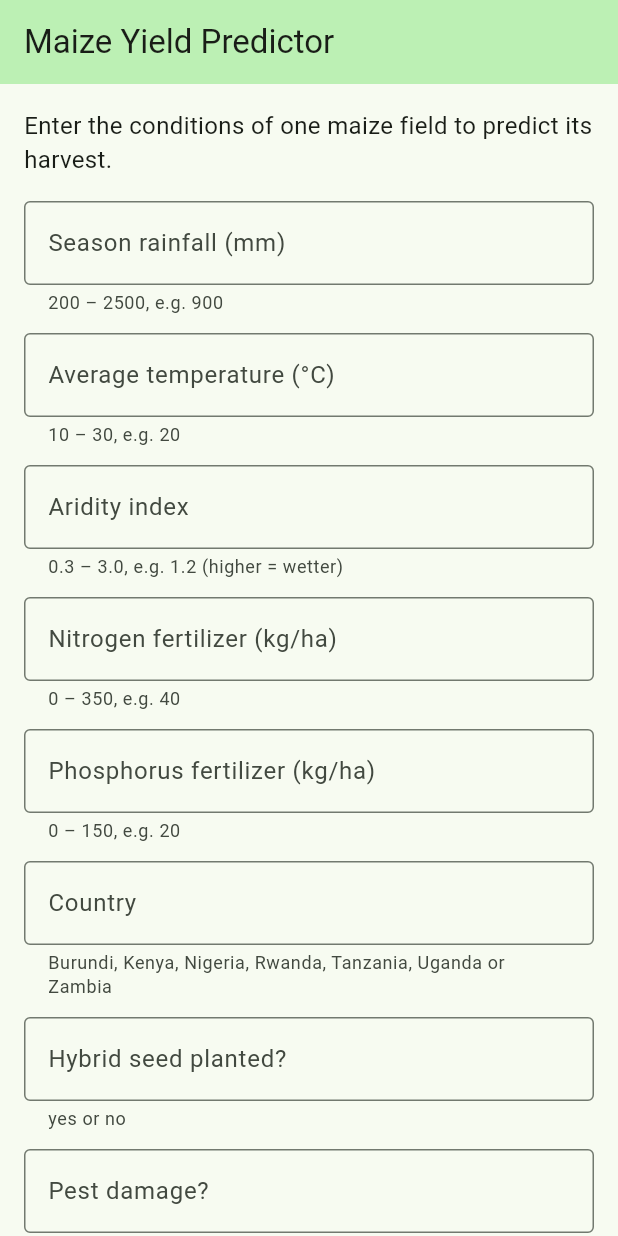
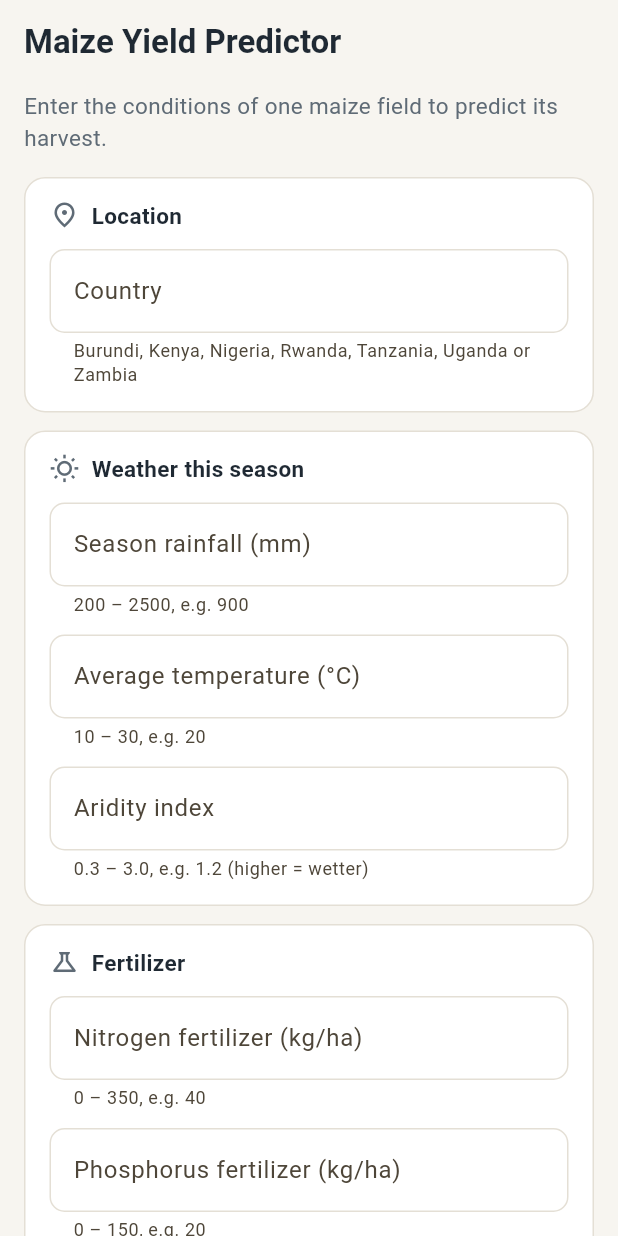
Before and after one commit to lilianeuwase2/linear_regression_model, a Flutter app: the screen it shows after launch, on a phone screen of 412 x 824 dp. Run offline on Flutter 3.47's test engine with Material 3 defaults, Android fonts, the phone set to English and light mode, and no system bars.

Commit message:
changed the prediction page colours

```diff
--- a/summative/FlutterApp/lib/main.dart
+++ b/summative/FlutterApp/lib/main.dart
@@ -1,12 +1,24 @@
 import 'dart:async';
 import 'dart:convert';
 
-import 'package:material_ui/material_ui.dart';
+import 'package:flutter/material.dart';
 import 'package:http/http.dart' as http;
 
 /// Address of my deployed API.
 const String apiUrl = 'https://maize-yield-api-j1gx.onrender.com/predict';
 
+/// The app's colours, kept in one place.
+/// Mostly neutral colours, with maize gold used only as a small highlight.
+const Color ink = Color(0xFF1F2933); // dark slate: titles, text and the Predict button
+const Color muted = Color(0xFF5F6B76); // grey: hints and small text
+const Color paper = Color(0xFFF7F5F0); // warm off-white: the page background
+const Color line = Color(0xFFE4DFD5); // light border around cards and fields
+const Color maize = Color(0xFFE0A100); // maize gold: the one accent colour
+const Color maizeLight = Color(0xFFFFF4D6); // pale gold: background of the result
+const Color errorRed = Color(0xFFB42318); // error text and icon
+const Color errorLight = Color(0xFFFDECEA); // background of an error
+
+///starting the app
 void main() {
   runApp(const MaizeYieldApp());
 }
@@ -19,38 +31,62 @@ class MaizeYieldApp extends StatelessWidget {
     return MaterialApp(
       title: 'Maize Yield Predictor',
       debugShowCheckedModeBanner: false,
-      theme: ThemeData(colorSchemeSeed: Colors.green, useMaterial3: true),
+      theme: ThemeData(
+        useMaterial3: true,
+        // primary is used by the Predict button, the focused field border and the cursor
+        colorScheme: ColorScheme.fromSeed(seedColor: maize).copyWith(
+          primary: ink,
+          onPrimary: Colors.white,
+          error: errorRed,
+        ),
+        scaffoldBackgroundColor: paper,
+      ),
       home: const PredictionPage(),
     );
   }
 }
 
-/// A single input field: its name, label, hint and whether it must be a number.
+/// describing the 10 input fields for the maize yield prediction.
+/// A single input field: its name, label, hint, the card it is shown in,
+/// and whether it must be a number.
 class InputSpec {
-  const InputSpec(this.key, this.label, this.hint, {this.isNumber = true});
+  const InputSpec(this.key, this.label, this.hint, this.section, {this.isNumber = true});
 
   final String key;
   final String label;
   final String hint;
+  final String section;
   final bool isNumber;
 }
 
-/// The 10 inputs, in the same order and with the same names as the API.
+/// The cards on the page, in the order they are shown, each with its icon.
+const Map<String, IconData> sections = {
+  'Location': Icons.place_outlined,
+  'Weather this season': Icons.wb_sunny_outlined,
+  'Fertilizer': Icons.science_outlined,
+  'Seed and damage': Icons.grass_outlined,
+};
+
+/// The 10 inputs, with the same names as the API.
 const List<InputSpec> inputs = [
-  InputSpec('rainfall_mm', 'Season rainfall (mm)', '200 – 2500, e.g. 900'),
-  InputSpec('avg_temp_c', 'Average temperature (°C)', '10 – 30, e.g. 20'),
-  InputSpec('aridity_index', 'Aridity index', '0.3 – 3.0, e.g. 1.2 (higher = wetter)'),
-  InputSpec('nitrogen_kg_ha', 'Nitrogen fertilizer (kg/ha)', '0 – 350, e.g. 40'),
-  InputSpec('phosphorus_kg_ha', 'Phosphorus fertilizer (kg/ha)', '0 – 150, e.g. 20'),
   InputSpec('country', 'Country', 'Burundi, Kenya, Nigeria, Rwanda, Tanzania, Uganda or Zambia',
+      'Location', isNumber: false),
+  InputSpec('rainfall_mm', 'Season rainfall (mm)', '200 – 2500, e.g. 900', 'Weather this season'),
+  InputSpec('avg_temp_c', 'Average temperature (°C)', '10 – 30, e.g. 20', 'Weather this season'),
+  InputSpec('aridity_index', 'Aridity index', '0.3 – 3.0, e.g. 1.2 (higher = wetter)',
+      'Weather this season'),
+  InputSpec('nitrogen_kg_ha', 'Nitrogen fertilizer (kg/ha)', '0 – 350, e.g. 40', 'Fertilizer'),
+  InputSpec('phosphorus_kg_ha', 'Phosphorus fertilizer (kg/ha)', '0 – 150, e.g. 20', 'Fertilizer'),
+  InputSpec('fertilizer_in_hole', 'Fertilizer put in the planting hole?', 'yes or no',
+      'Fertilizer', isNumber: false),
+  InputSpec('hybrid_seed', 'Hybrid seed planted?', 'yes or no', 'Seed and damage',
       isNumber: false),
-  InputSpec('hybrid_seed', 'Hybrid seed planted?', 'yes or no', isNumber: false),
-  InputSpec('pest_damage', 'Pest damage?', 'yes or no', isNumber: false),
-  InputSpec('excess_water', 'Damage from too much rain?', 'yes or no', isNumber: false),
-  InputSpec('fertilizer_in_hole', 'Fertilizer put in the planting hole?', 'yes or no',
+  InputSpec('pest_damage', 'Pest damage?', 'yes or no', 'Seed and damage', isNumber: false),
+  InputSpec('excess_water', 'Damage from too much rain?', 'yes or no', 'Seed and damage',
       isNumber: false),
 ];
 
+///the page and its state
 class PredictionPage extends StatefulWidget {
   const PredictionPage({super.key});
 
@@ -65,8 +101,8 @@ class _PredictionPageState extends State<PredictionPage> {
   };
 
   bool _loading = false;
-  String? _result;
-  bool _isError = false;
+  String? _error; // a readable error message, or null
+  double? _yieldPerHa; // tonnes per hectare returned by the API, or null
 
   @override
   void dispose() {
@@ -76,8 +112,7 @@ class _PredictionPageState extends State<PredictionPage> {
     super.dispose();
   }
 
-  /// Reads the 10 text fields and builds the request body
-  ///
+  /// Reading the fields and checking for missing or invalid values.
   /// Missing values and numbers that are not numbers are added to [problems]
   Map<String, dynamic> _readInputs(List<String> problems) {
     final body = <String, dynamic>{};
@@ -102,14 +137,14 @@ class _PredictionPageState extends State<PredictionPage> {
     return body;
   }
 
-  /// Sends the inputs to the API and shows the prediction or an error
+  ///calling the API to get the prediction
   Future<void> _predict() async {
     FocusScope.of(context).unfocus(); // close the keyboard
 
     final problems = <String>[];
     final body = _readInputs(problems);
     if (problems.isNotEmpty) {
-      _show(problems.join('\n'), isError: true);
+      _showError(problems.join('\n'));
       return;
     }
 
@@ -125,94 +160,91 @@ class _PredictionPageState extends State<PredictionPage> {
 
       if (response.statusCode == 200) {
         final data = jsonDecode(response.body);
-        final tonnes = (data['predicted_yield_t_ha'] as num).toStringAsFixed(2);
-        final kg = (data['predicted_yield_kg_ha'] as num).round();
-        _show('Predicted maize yield:\n$tonnes tonnes per hectare\n(about $kg kg per hectare)',
-            isError: false);
+        _showResult((data['predicted_yield_t_ha'] as num).toDouble());
       } else if (response.statusCode == 422) {
         // The API returns a list of validation errors in the "detail" field of the JSON response.
-        _show(_readableApiErrors(jsonDecode(response.body)['detail']), isError: true);
+        _showError(_readableApiErrors(jsonDecode(response.body)['detail']));
       } else {
-        _show('The server returned an error (${response.statusCode}). Please try again.',
-            isError: true);
+        _showError('The server returned an error (${response.statusCode}). Please try again.');
       }
     } on TimeoutException {
-      _show('The server took too long to answer. It may be waking up: please tap Predict again.',
-          isError: true);
+      _showError('The server took too long to answer. It may be waking up: please tap Predict again.');
     } catch (e) {
-      _show('Could not reach the server. Check your internet connection and try again.',
-          isError: true);
+      _showError('Could not reach the server. Check your internet connection and try again.');
     } finally {
       if (mounted) setState(() => _loading = false);
     }
   }
 
-  /// Turns the API's validation errors (status 422) into readable sentences.
+  /// Turning API errors into readable messages
   String _readableApiErrors(dynamic detail) {
     if (detail is! List) return 'Some values are not valid. Please check your inputs.';
     final lines = <String>[];
     for (final error in detail) {
       final key = (error['loc'] as List).last.toString();
       final label = inputs
-          .firstWhere((input) => input.key == key, orElse: () => InputSpec(key, key, ''))
+          .firstWhere((input) => input.key == key, orElse: () => InputSpec(key, key, '', ''))
           .label;
       lines.add('$label: ${error['msg']}.');
     }
     return lines.join('\n');
   }
 
-  void _show(String message, {required bool isError}) {
+  void _showResult(double yieldPerHa) {
     if (!mounted) return;
     setState(() {
-      _result = message;
-      _isError = isError;
+      _yieldPerHa = yieldPerHa;
+      _error = null;
     });
   }
 
+  void _showError(String message) {
+    if (!mounted) return;
+    setState(() {
+      _error = message;
+      _yieldPerHa = null;
+    });
+  }
+
+  /// the layout of the page: the cards of text fields, the Predict button, and the result area.
   @override
   Widget build(BuildContext context) {
-    final colors = Theme.of(context).colorScheme;
     return Scaffold(
       appBar: AppBar(
-        title: const Text('Maize Yield Predictor'),
-        backgroundColor: colors.primaryContainer,
+        title: const Text('Maize Yield Predictor', style: TextStyle(fontWeight: FontWeight.w600)),
+        backgroundColor: paper,
+        foregroundColor: ink,
+        surfaceTintColor: Colors.transparent, // stops the bar changing colour when you scroll
       ),
       body: SafeArea(
         child: SingleChildScrollView(
-          padding: const EdgeInsets.all(16),
+          padding: const EdgeInsets.fromLTRB(16, 4, 16, 24),
           child: Column(
             crossAxisAlignment: CrossAxisAlignment.stretch,
             children: [
               const Text(
                 'Enter the conditions of one maize field to predict its harvest.',
-                style: TextStyle(fontSize: 16),
+                style: TextStyle(fontSize: 15, color: muted),
               ),
               const SizedBox(height: 16),
-              // One labelled text field per input variable (10 in total)
-              for (final input in inputs) ...[
-                TextField(
-                  controller: _controllers[input.key],
-                  keyboardType: input.isNumber
-                      ? const TextInputType.numberWithOptions(decimal: true)
-                      : TextInputType.text,
-                  textInputAction: TextInputAction.next,
-                  decoration: InputDecoration(
-                    labelText: input.label,
-                    helperText: input.hint,
-                    helperMaxLines: 2,
-                    border: const OutlineInputBorder(),
-                  ),
-                ),
-                const SizedBox(height: 12),
-              ],
+              // One card per section; inside it, one labelled text field per input (10 in total)
+              for (final section in sections.entries)
+                _buildSection(section.key, section.value, [
+                  for (final input in inputs.where((spec) => spec.section == section.key))
+                    _buildField(_controllers[input.key]!, input.label, input.hint,
+                        isNumber: input.isNumber),
+                ]),
               const SizedBox(height: 4),
               FilledButton(
                 onPressed: _loading ? null : _predict,
-                style: FilledButton.styleFrom(minimumSize: const Size.fromHeight(52)),
+                style: FilledButton.styleFrom(
+                  minimumSize: const Size.fromHeight(52),
+                  shape: RoundedRectangleBorder(borderRadius: BorderRadius.circular(12)),
+                ),
                 child: const Text('Predict', style: TextStyle(fontSize: 18)),
               ),
               const SizedBox(height: 16),
-              _buildResultArea(colors),
+              _buildResultArea(),
             ],
           ),
         ),
@@ -220,38 +252,122 @@ class _PredictionPageState extends State<PredictionPage> {
     );
   }
 
-  /// The display area that shows the prediction, an error, or a waiting message.
-  Widget _buildResultArea(ColorScheme colors) {
-    String text;
-    IconData icon;
-    Color background;
-    Color foreground;
+  /// A white card with a small icon and title, holding a group of text fields.
+  Widget _buildSection(String title, IconData icon, List<Widget> fields) {
+    return Container(
+      margin: const EdgeInsets.only(bottom: 12),
+      padding: const EdgeInsets.fromLTRB(16, 14, 16, 16),
+      decoration: BoxDecoration(
+        color: Colors.white,
+        borderRadius: BorderRadius.circular(14),
+        border: Border.all(color: line),
+      ),
+      child: Column(
+        crossAxisAlignment: CrossAxisAlignment.stretch,
+        children: [
+          Row(
+            children: [
+              Icon(icon, size: 20, color: muted),
+              const SizedBox(width: 8),
+              Text(title,
+                  style: const TextStyle(fontSize: 15, fontWeight: FontWeight.w600, color: ink)),
+            ],
+          ),
+          ...fields,
+        ],
+      ),
+    );
+  }
 
+  /// One labelled text field.
+  Widget _buildField(TextEditingController controller, String label, String hint,
+      {required bool isNumber}) {
+    return Padding(
+      padding: const EdgeInsets.only(top: 12),
+      child: TextField(
+        controller: controller,
+        keyboardType:
+            isNumber ? const TextInputType.numberWithOptions(decimal: true) : TextInputType.text,
+        textInputAction: TextInputAction.next,
+        decoration: InputDecoration(
+          labelText: label,
+          helperText: hint,
+          helperMaxLines: 2,
+          filled: true,
+          fillColor: Colors.white,
+          border: OutlineInputBorder(borderRadius: BorderRadius.circular(10)),
+          enabledBorder: OutlineInputBorder(
+            borderRadius: BorderRadius.circular(10),
+            borderSide: const BorderSide(color: line),
+          ),
+        ),
+      ),
+    );
+  }
+
+  /// The display area: a waiting message, an error, an empty hint, or the prediction.
+  Widget _buildResultArea() {
     if (_loading) {
-      text = 'Predicting...\nThe first request can take up to a minute while the server wakes up.';
-      icon = Icons.hourglass_top;
-      background = colors.surfaceContainerHighest;
-      foreground = colors.onSurfaceVariant;
-    } else if (_result == null) {
-      text = 'Your prediction will appear here.';
-      icon = Icons.info_outline;
-      background = colors.surfaceContainerHighest;
-      foreground = colors.onSurfaceVariant;
-    } else if (_isError) {
-      text = _result!;
-      icon = Icons.error_outline;
-      background = colors.errorContainer;
-      foreground = colors.onErrorContainer;
-    } else {
-      text = _result!;
-      icon = Icons.agriculture;
-      background = colors.primaryContainer;
-      foreground = colors.onPrimaryContainer;
+      return _messageBox(
+        Icons.hourglass_top,
+        'Predicting...\nThe first request can take up to a minute while the server wakes up.',
+        background: Colors.white,
+        foreground: muted,
+      );
     }
+    if (_error != null) {
+      return _messageBox(Icons.error_outline, _error!,
+          background: errorLight, foreground: errorRed);
+    }
+    if (_yieldPerHa == null) {
+      return _messageBox(Icons.info_outline, 'Your prediction will appear here.',
+          background: Colors.white, foreground: muted);
+    }
+
+    // We have a prediction: show it in tonnes and in kilograms per hectare.
+    final perHa = _yieldPerHa!;
 
     return Container(
       padding: const EdgeInsets.all(16),
-      decoration: BoxDecoration(color: background, borderRadius: BorderRadius.circular(12)),
+      decoration: BoxDecoration(
+        color: maizeLight,
+        borderRadius: BorderRadius.circular(14),
+        border: Border.all(color: maize, width: 1.5),
+      ),
+      child: Row(
+        crossAxisAlignment: CrossAxisAlignment.start,
+        children: [
+          const Icon(Icons.agriculture, color: ink),
+          const SizedBox(width: 12),
+          Expanded(
+            child: Column(
+              crossAxisAlignment: CrossAxisAlignment.start,
+              children: [
+                const Text('Predicted maize yield', style: TextStyle(fontSize: 14, color: muted)),
+                const SizedBox(height: 4),
+                Text('${perHa.toStringAsFixed(2)} tonnes per hectare',
+                    style: const TextStyle(fontSize: 24, fontWeight: FontWeight.w700, color: ink)),
+                const SizedBox(height: 6),
+                Text('About ${(perHa * 1000).round()} kg per hectare.',
+                    style: const TextStyle(fontSize: 14, color: ink)),
+              ],
+            ),
+          ),
+        ],
+      ),
+    );
+  }
+
+  /// A simple box with an icon and a message (waiting, error or empty).
+  Widget _messageBox(IconData icon, String text,
+      {required Color background, required Color foreground}) {
+    return Container(
+      padding: const EdgeInsets.all(16),
+      decoration: BoxDecoration(
+        color: background,
+        borderRadius: BorderRadius.circular(14),
+        border: Border.all(color: line),
+      ),
       child: Row(
         crossAxisAlignment: CrossAxisAlignment.start,
         children: [
```
